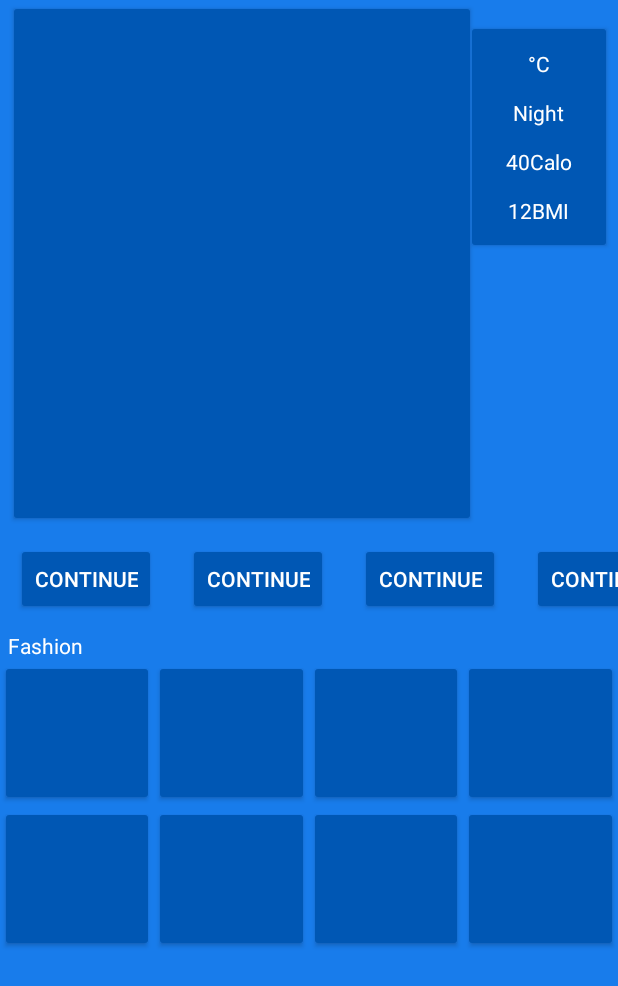
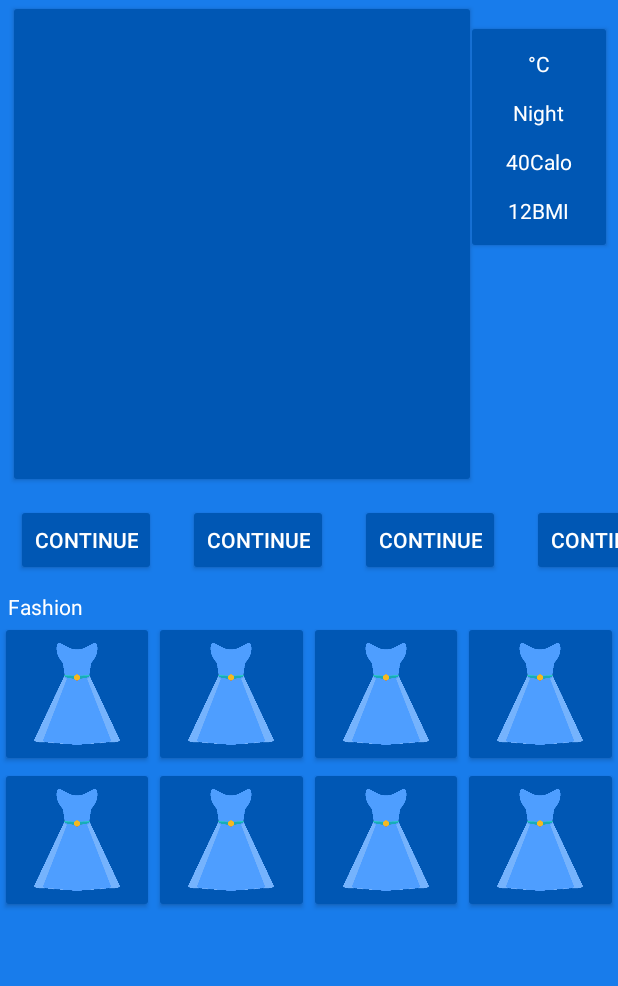
Before and after one commit to itychange/demo, an Android app: the FashionDetailActivity screen opened directly, with no data from a screen before it, on a phone screen of 412 x 824 dp. Shown: the top 986 px of the screen. Run offline under Robolectric (Android 15) with nearby library versions, the light colour scheme and no system bars; our stand-ins replace ButterKnife, sdp/ssp sizes.

Commit message:
update ui

```diff
--- a/app/src/main/res/layout/activity_fashion_detail.xml
+++ b/app/src/main/res/layout/activity_fashion_detail.xml
@@ -15,9 +15,10 @@
             android:id="@+id/ivContent"
             style="@style/Widget.AppCompat.Button.Colored"
             android:layout_width="@dimen/_240sdp"
-            android:layout_height="@dimen/_270sdp"
+            android:layout_height="@dimen/_250sdp"
             android:layout_marginLeft="@dimen/_4sdp"
-            android:layout_marginStart="@dimen/_4sdp" />
+            android:layout_marginStart="@dimen/_4sdp"
+          />
 
         <LinearLayout
             style="@style/Widget.AppCompat.Button.Colored"
--- a/app/src/main/res/layout/item_fashiondetail.xml
+++ b/app/src/main/res/layout/item_fashiondetail.xml
@@ -9,14 +9,18 @@
         android:layout_height="match_parent"
         android:padding="@dimen/_2sdp">
 
-        <ImageView xmlns:android="http://schemas.android.com/apk/res/android"
+        <ImageView
             android:layout_width="@dimen/_71sdp"
             android:layout_height="@dimen/_71sdp"
-            android:padding="@dimen/_4sdp"
+            android:padding="@dimen/_9sdp"
+            android:src="@drawable/dress"
             android:textAppearance="@style/TextAppearance.AppCompat.Button"
-            android:textColor="@color/colorWhite" />
+            android:textColor="@color/colorWhite"
+            android:layout_alignParentTop="true"
+            android:layout_alignParentLeft="true"
+            android:layout_alignParentStart="true"
+            android:id="@+id/imageView" />
     </RelativeLayout>
-    /
 
 </LinearLayout><!--
 <?xml version="1.0" encoding="utf-8"?>
```
Also changed, not shown: app/src/main/res/drawable/dress.png (added), app/src/main/res/drawable/ic_women.png (added), app/src/main/res/mipmap-hdpi/ic_demo.png (added), app/src/main/res/mipmap-hdpi/ic_demo2.png (added), app/src/main/res/mipmap-hdpi/ic_demo3.png (added).
